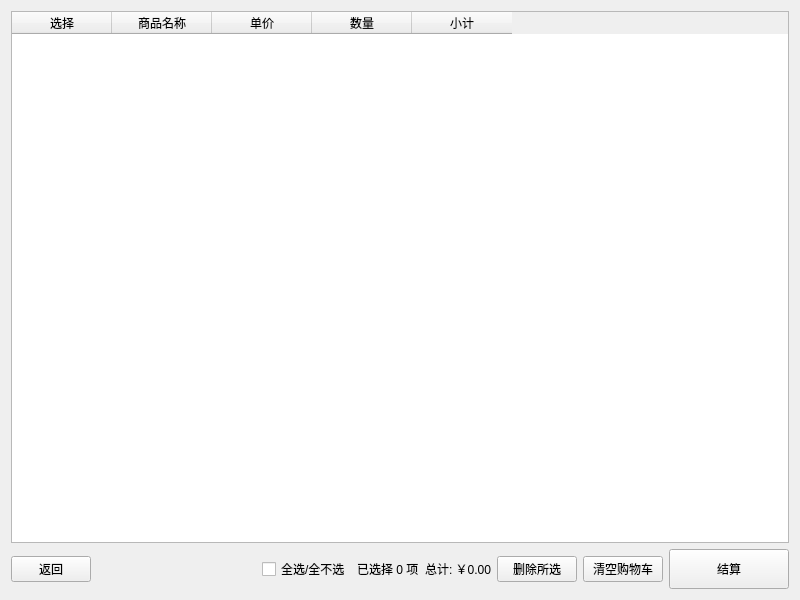
Old version of the form client/ui/shoppingcart.ui in the repository Hela1110/test.
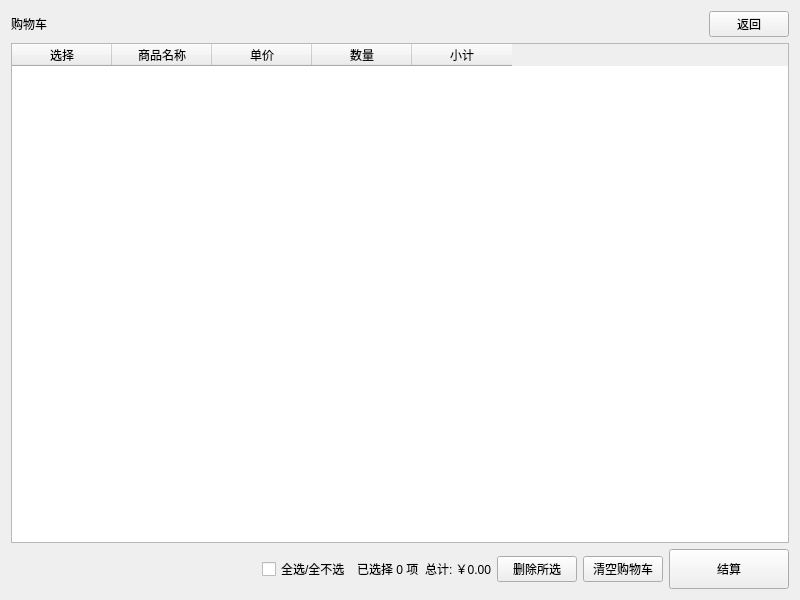
New version of the form.

Patch:
```diff
--- a/client/ui/shoppingcart.ui
+++ b/client/ui/shoppingcart.ui
@@ -14,6 +14,37 @@
    <string>购物车</string>
   </property>
   <layout class="QVBoxLayout" name="verticalLayout">
+     <item>
+        <layout class="QHBoxLayout" name="topBar">
+         <item>
+            <widget class="QLabel" name="cartTitle">
+             <property name="text">
+                <string>购物车</string>
+             </property>
+            </widget>
+         </item>
+         <item>
+            <spacer name="topSpacer">
+             <property name="orientation">
+                <enum>Qt::Horizontal</enum>
+             </property>
+             <property name="sizeHint" stdset="0">
+                <size>
+                 <width>40</width>
+                 <height>20</height>
+                </size>
+             </property>
+            </spacer>
+         </item>
+         <item>
+            <widget class="QPushButton" name="backButton">
+             <property name="text">
+                <string>返回</string>
+             </property>
+            </widget>
+         </item>
+        </layout>
+     </item>
    <item>
     <widget class="QTableWidget" name="cartTable">
      <property name="selectionMode">
@@ -51,13 +82,6 @@
    </item>
    <item>
     <layout class="QHBoxLayout" name="bottomLayout">
-    <item>
-     <widget class="QPushButton" name="backButton">
-      <property name="text">
-       <string>返回</string>
-      </property>
-     </widget>
-    </item>
      <item>
       <spacer name="horizontalSpacer">
        <property name="orientation">
```
Lines whose indentation alone changed are shown as unchanged.
